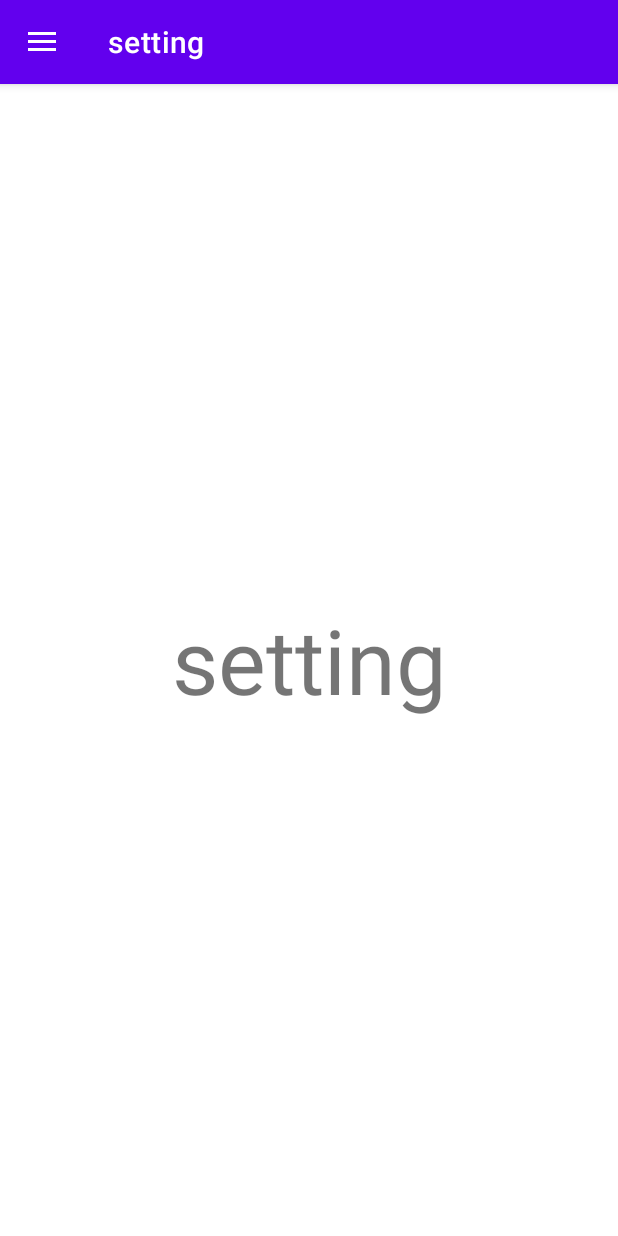
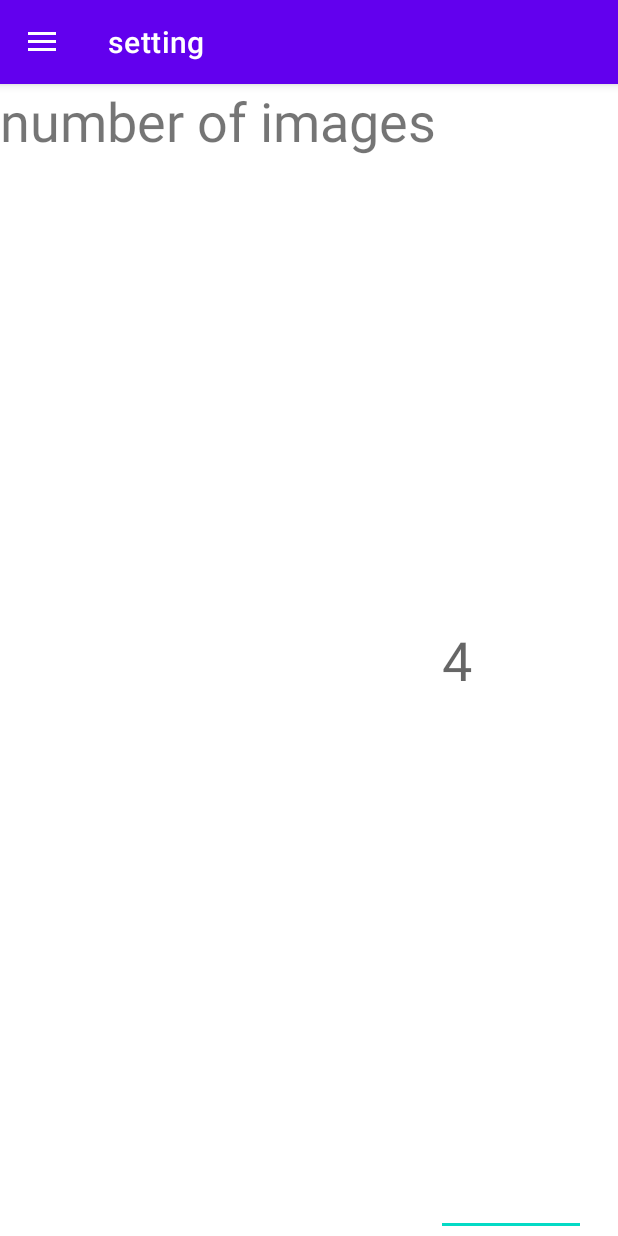
Before and after one commit to yazdian1400/monuments_gallery, an Android app: the screen it shows after launch (MainActivity), in the side drawer, after a tap on "setting", on a phone screen of 412 x 824 dp. Run offline under Robolectric (Android 15) with nearby library versions, the phone set to English and light mode, and no system bars; our stand-ins replace navigation-ui.

Commit message:
design layout of number of images in setting

```diff
--- a/app/src/main/res/layout/fragment_setting.xml
+++ b/app/src/main/res/layout/fragment_setting.xml
@@ -1,17 +1,27 @@
 <?xml version="1.0" encoding="utf-8"?>
-<FrameLayout xmlns:android="http://schemas.android.com/apk/res/android"
+<LinearLayout xmlns:android="http://schemas.android.com/apk/res/android"
     xmlns:tools="http://schemas.android.com/tools"
     android:layout_width="match_parent"
     android:layout_height="match_parent"
-    tools:context=".SettingFragment">
+    tools:context=".SettingFragment"
+    android:orientation="vertical">
 
-    <!-- TODO: Update blank fragment layout -->
-    <TextView
+    <LinearLayout
         android:layout_width="match_parent"
-        android:layout_height="match_parent"
-        android:text="setting"
-        android:textSize="60sp"
-        android:gravity="center"
-        android:background="@color/white"/>
+        android:layout_height="0dp"
+        android:layout_weight="1"
+        android:orientation="horizontal">
+        <TextView
+            android:layout_width="wrap_content"
+            android:layout_height="match_parent"
+            android:textSize="36dp"
+            android:text="number of images"/>
 
-</FrameLayout>
+        <EditText
+            android:id="@+id/et_num_image"
+            android:layout_width="100dp"
+            android:layout_height="match_parent"
+            android:hint="4"
+            android:textSize="36dp" />
+    </LinearLayout>
+</LinearLayout>
```
